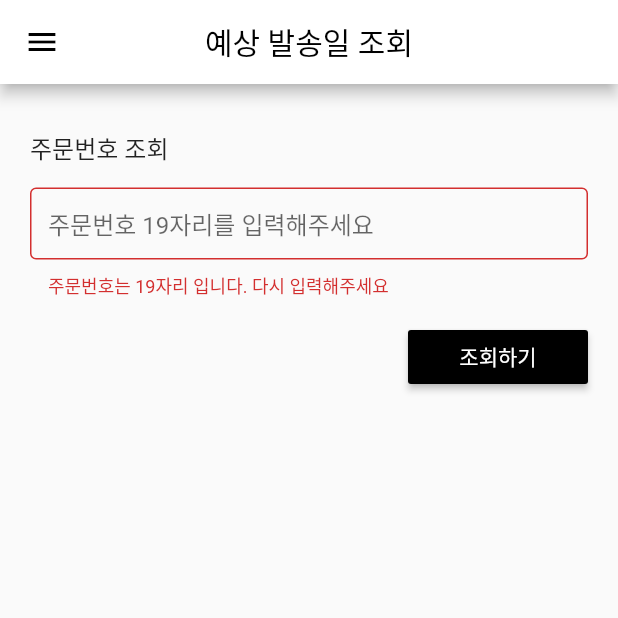
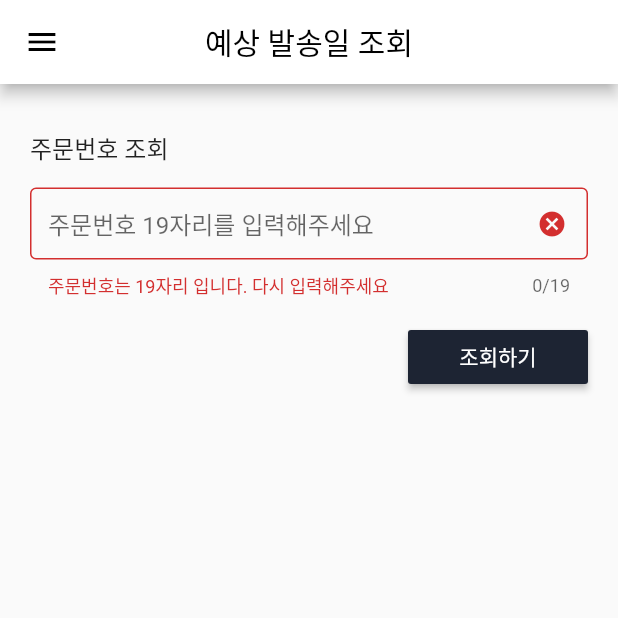
Before and after one commit to jinsk9268/flutter_canvas, a Flutter app: the screen it shows after launch, after a tap on "조회하기", on a phone screen of 412 x 824 dp, the top half of it. Run offline on Flutter 3.47's test engine with Material 2 defaults, Android fonts, the phone set to English and light mode, and no system bars; our stand-ins replace date_format, google_fonts.

Commit message:
[add] 주문번호 조회 페이지 기능 추가

```diff
--- a/lib/home_order.dart
+++ b/lib/home_order.dart
@@ -11,8 +11,17 @@ class HomeOrder extends StatefulWidget {
 
 class _HomeOrderState extends State<HomeOrder> {
   final _formKey = GlobalKey<FormState>();
+  final inputController = TextEditingController();
+
   String orderNumber = '';
   bool changeWidget = false;
+
+  @override
+  void dispose() {
+    // Clean up the controller when the widget is disposed.
+    inputController.dispose();
+    super.dispose();
+  }
 
   getSendWeekday(var standardDate) {
     return standardDate.weekday == 1
@@ -86,9 +95,9 @@ class _HomeOrderState extends State<HomeOrder> {
           onPressed: () {
             print('메뉴리스트');
           },
+          color: Colors.black,
         ),
         title: Text('예상 발송일 조회', style: TextStyle(color: Colors.black)),
-        iconTheme: IconThemeData(color: Colors.black),
         centerTitle: true,
         backgroundColor: Colors.white,
       ),
@@ -128,7 +137,7 @@ class _HomeOrderState extends State<HomeOrder> {
                                 changeWidget = !changeWidget;
                               });
                             },
-                            color: Colors.black,
+                            color: Color(0xff1D2433),
                             child: Text('뒤로가기',
                                 style: TextStyle(color: Colors.white)),
                           ),
@@ -148,39 +157,32 @@ class _HomeOrderState extends State<HomeOrder> {
                     TextFormField(
                       textAlignVertical: TextAlignVertical.center,
                       decoration: InputDecoration(
-                        hintText: '주문번호 19자리를 입력해주세요',
-                        isDense: true,
-                        contentPadding: EdgeInsets.all(12),
-                        border: OutlineInputBorder(),
-                        focusedBorder: OutlineInputBorder(
-                          borderSide: BorderSide(color: Colors.black),
-                        ),
-                        focusColor: Colors.black,
-                        // 입력값 삭제 controller로 구현 필요
-                        // suffixIcon: IconButton(
-                        //   icon: Icon(Icons.cancel),
-                        //   onPressed: () {
-                        //     // controller.clear();
-                        //     print('입력');
-                        //   },
-                        //   disabledColor: Colors.grey,
-                        //   color: Colors.grey,
-                        // ),
-                      ),
-                      // 숫자만 입력 가능, length가 19자리를 초과 하면 입력 불가
+                          hintText: '주문번호 19자리를 입력해주세요',
+                          isDense: true,
+                          contentPadding: EdgeInsets.all(12),
+                          border: OutlineInputBorder(),
+                          focusedBorder: OutlineInputBorder(),
+                          suffixIcon: IconButton(
+                            icon: Icon(Icons.cancel),
+                            iconSize: 20,
+                            onPressed: () {
+                              inputController.clear();
+                            },
+                          )),
+                      controller: inputController,
+                      // 숫자만 입력 가능, length가 19를 초과 하면 입력 불가
                       keyboardType: TextInputType.number,
-                      // controller로 length > 0 이상이면 보이게하기
-                      // maxLength: 19,
                       inputFormatters: <TextInputFormatter>[
                         FilteringTextInputFormatter.allow(RegExp('[0-9]')),
                         LengthLimitingTextInputFormatter(19),
                       ],
+                      // maxLength: inputController.text.length > 0 ? 19 : null, // 오류, controller만으로 validation 구현?
+                      maxLength: 19,
                       // 유효성 검사
                       validator: (orderNum) {
-                        if (orderNum.length < 19) {
-                          return '주문번호는 19자리 입니다. 다시 입력해주세요';
-                        }
-                        return null;
+                        return orderNum.length < 19
+                            ? '주문번호는 19자리 입니다. 다시 입력해주세요'
+                            : null;
                       },
                       onSaved: (orderNum) {
                         orderNumber = orderNum;
@@ -206,7 +208,7 @@ class _HomeOrderState extends State<HomeOrder> {
                                 });
                               }
                             },
-                            color: Colors.black,
+                            color: Color(0xff1D2433),
                             child: Text('조회하기',
                                 style: TextStyle(color: Colors.white)),
                           ),
--- a/lib/main.dart
+++ b/lib/main.dart
@@ -14,12 +14,12 @@ class CanvasMobile extends StatelessWidget {
       debugShowCheckedModeBanner: false,
       title: 'Canvas',
       theme: ThemeData(
-        // primarySwatch: Colors.blue,
         textTheme: GoogleFonts.robotoTextTheme(
           Theme.of(context).textTheme,
         ),
         visualDensity: VisualDensity.adaptivePlatformDensity,
         cursorColor: Color(0xff1D2433),
+        primaryColor: Color(0xff1D2433),
       ),
       home: HomeOrder(),
     );
```
